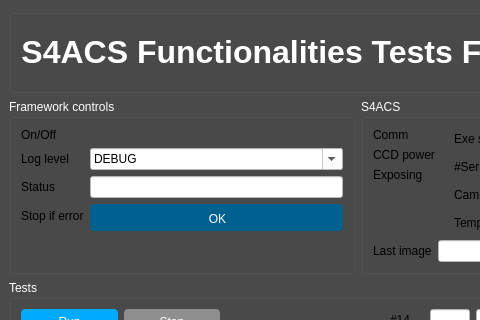
Above: func_tests/gui/gui.ui from dev-LNA/S4CSTP before the change; both pictures show x 0 to 480 and y 0 to 320 of the 774 by 719 pixel window. Below: the same form after it.
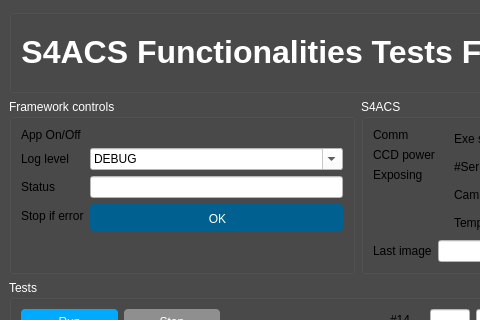
That is the form after the change.

```diff
--- a/func_tests/gui/gui.ui
+++ b/func_tests/gui/gui.ui
@@ -1205,7 +1205,7 @@
          <item row="0" column="0">
           <widget class="QLabel" name="emcs_log_level_3">
            <property name="text">
-            <string>On/Off</string>
+            <string>App On/Off</string>
            </property>
            <property name="text_label" stdset="0">
             <bool>true</bool>
```
